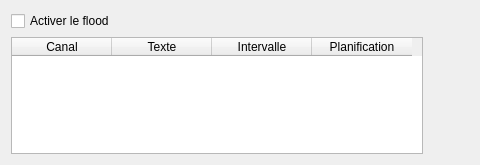
Old version of the form BotDofus/src/gui/main/forms/floodform.ui in the repository josuesavy/BotDofus.
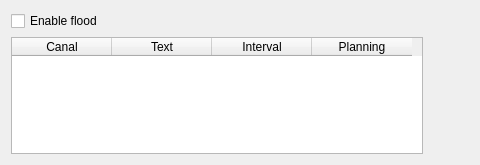
New version of the form. Icons and pictures are not drawn.

```diff
--- a/BotDofus/src/gui/main/forms/floodform.ui
+++ b/BotDofus/src/gui/main/forms/floodform.ui
@@ -89,17 +89,17 @@
      </column>
      <column>
       <property name="text">
-       <string>Texte</string>
+       <string>Text</string>
       </property>
      </column>
      <column>
       <property name="text">
-       <string>Intervalle</string>
+       <string>Interval</string>
       </property>
      </column>
      <column>
       <property name="text">
-       <string>Planification</string>
+       <string>Planning</string>
       </property>
      </column>
     </widget>
@@ -107,7 +107,7 @@
    <item row="0" column="0">
     <widget class="QCheckBox" name="checkBoxEnableFlood">
      <property name="text">
-      <string>Activer le flood</string>
+      <string>Enable flood</string>
      </property>
     </widget>
    </item>
```
